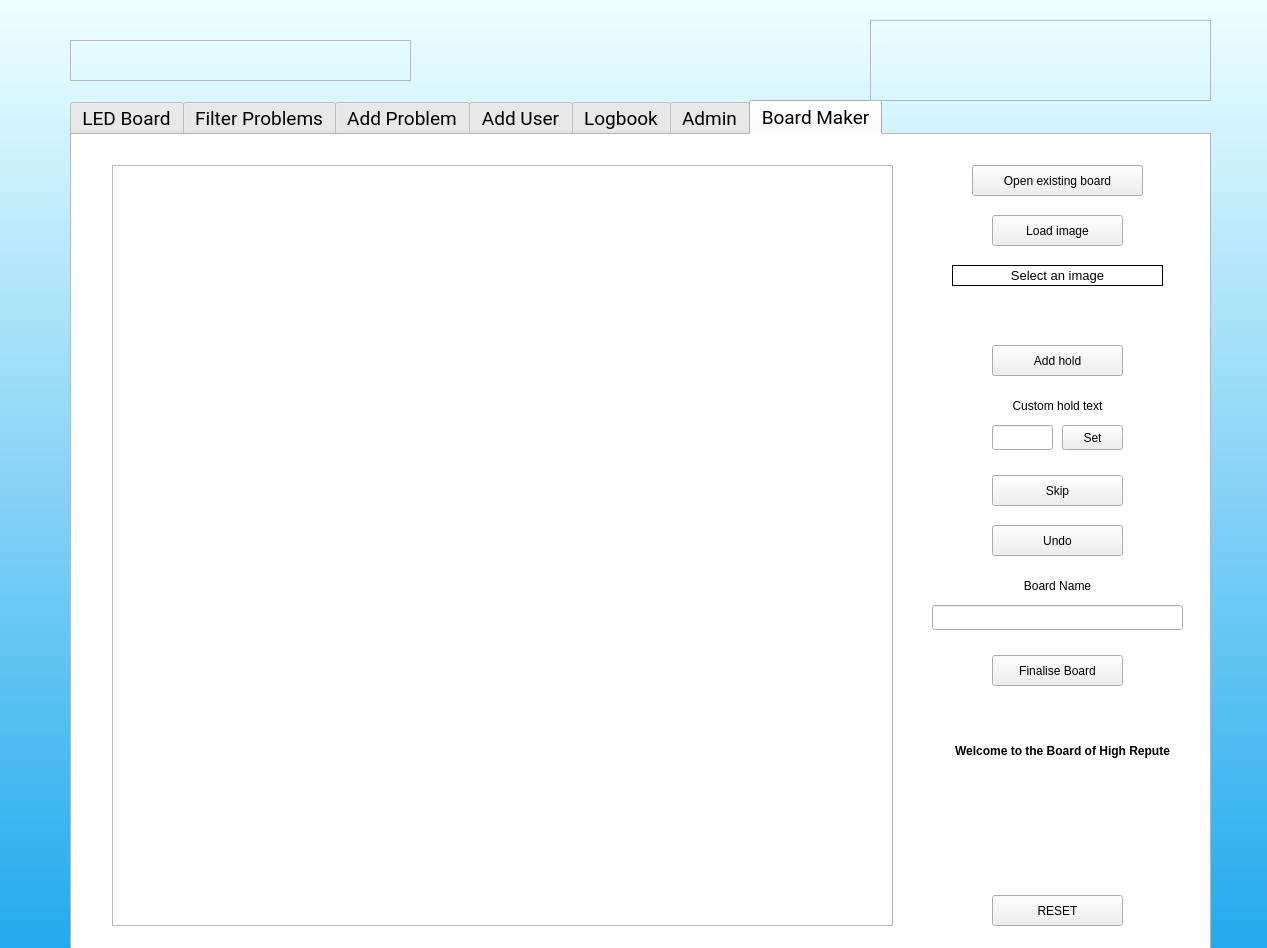
This is DiscoBoard.ui in highrepute/LEDBoard as Qt 5 draws it before an edit. The edited form follows.
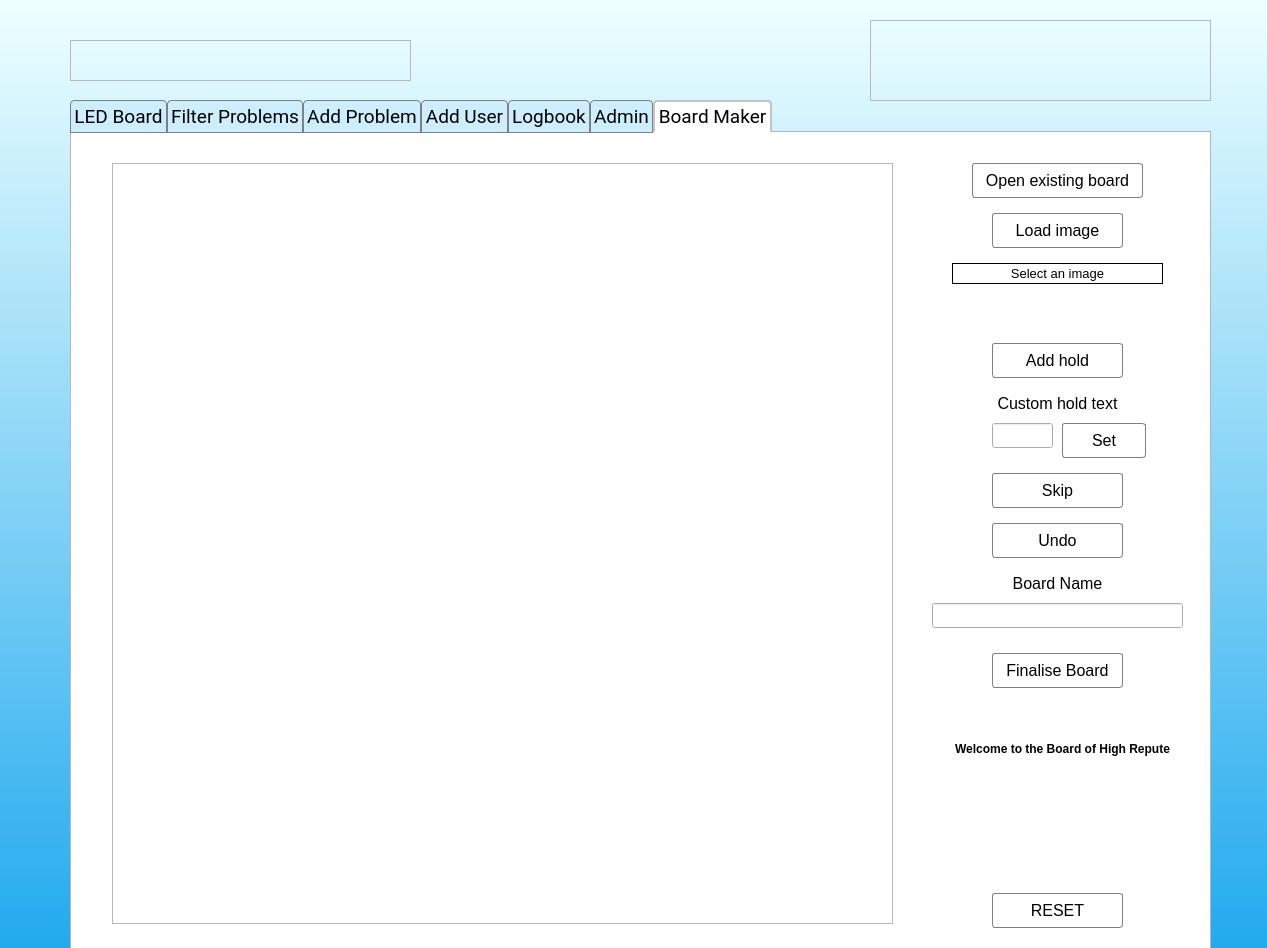
This is the edited form. The open tabs and pages were chosen to show the change.

```diff
--- a/DiscoBoard.ui
+++ b/DiscoBoard.ui
@@ -27,10 +27,108 @@
 }
 
 #tabWidget {
-border: 3px solid gray;
+border: 3px solid #C4C4C3;
 background: white;
 	font: 14pt &quot;Roboto&quot;;
-}</string>
+}
+QTabBar::tab {
+    background: white;
+    border: 2px solid #C4C4C3;
+    border-bottom-color: #fff; /* same as the pane color */
+    border-top-left-radius: 4px;
+    border-top-right-radius: 4px;
+    min-width: 8ex;
+    padding: 3px;
+}
+QTabBar::tab:!selected {
+    background: #cef;
+	border: 0.5px solid gray;
+}
+
+QProgressBar {
+    border: 1px solid grey;
+    border-radius: 5px;
+	text-align: center;
+}
+
+QProgressBar::chunk {
+    background-color: #8cf;
+    width: 20px;
+}
+
+QTableView {
+    background-color: qlineargradient(spread:pad, x1:0.102273, y1:0.068, x2:0.392318, y2:0.614, stop:0 #cef, stop:1 #fff);
+}
+
+QHeaderView::section {
+    border: 0px;
+	background-color: #cef;
+}
+
+QTextEdit, QListView {
+    background-color: qlineargradient(spread:pad, x1:0.102273, y1:0.068, x2:0.392318, y2:0.614, stop:0 #cef, stop:1 #fff);
+}
+
+QScrollBar:vertical {
+    border: 1px solid grey;
+    background: #fff;
+    width: 15px;
+    margin: 0px 0 0px 0;
+}
+QScrollBar::handle:vertical {
+	border: 1px solid grey;
+    background: #cef;
+    min-height: 00px;
+}
+QScrollBar::add-line:vertical {
+    border: none;
+    background: none;
+    height: 0px;
+    subcontrol-position: bottom;
+    subcontrol-origin: margin;
+}
+
+QScrollBar::sub-line:vertical {
+    border: none;
+    background: none;
+    height: 0px;
+    subcontrol-position: top;
+    subcontrol-origin: margin;
+}
+
+QScrollBar::up-arrow:vertical, QScrollBar::down-arrow:vertical {
+     border: none;
+     color: none;
+     background: none;
+ }
+
+QPushButton {
+    border: 1px solid grey;
+    border-radius: 3px;
+    background-color: qlineargradient(x1: 0, y1: 0, x2: 0, y2: 1,
+                                      stop: 0 #cef, stop: 1 #fff);
+    min-width: 31px;
+	min-height: 31px;
+}
+
+QPushButton:pressed {
+    background-color: qlineargradient(x1: 0, y1: 0, x2: 0, y2: 1,
+                                      stop: 0 #7cf, stop: 1 #cef);
+}
+
+QPushButton:hover:!pressed
+{
+	background-color: qlineargradient(x1: 0, y1: 0, x2: 0, y2: 1,
+                                      stop: 0 #fff, stop: 1 #cef);
+}
+
+/*QPushButton:flat {
+    border: none; /* no border for a flat push button */
+/*}
+
+QPushButton:default {
+    border-color: navy; /* make the default button prominent */
+/*}*/</string>
   </property>
   <widget class="QTabWidget" name="tabWidget">
    <property name="enabled">
@@ -1913,9 +2011,14 @@
        <x>920</x>
        <y>80</y>
        <width>131</width>
-       <height>31</height>
+       <height>35</height>
       </rect>
      </property>
+     <property name="font">
+      <font>
+       <pointsize>12</pointsize>
+      </font>
+     </property>
      <property name="toolTip">
       <string>Select the image to show in the background</string>
      </property>
@@ -1929,9 +2032,14 @@
        <x>920</x>
        <y>210</y>
        <width>131</width>
-       <height>31</height>
+       <height>35</height>
       </rect>
      </property>
+     <property name="font">
+      <font>
+       <pointsize>12</pointsize>
+      </font>
+     </property>
      <property name="toolTip">
       <string>Create a new hold button, drag the hold to move it</string>
      </property>
@@ -1967,9 +2075,14 @@
        <x>920</x>
        <y>520</y>
        <width>131</width>
-       <height>31</height>
+       <height>35</height>
       </rect>
      </property>
+     <property name="font">
+      <font>
+       <pointsize>12</pointsize>
+      </font>
+     </property>
      <property name="toolTip">
       <string>Saves the board - board can be reloaded</string>
      </property>
@@ -1986,6 +2099,11 @@
        <height>25</height>
       </rect>
      </property>
+     <property name="font">
+      <font>
+       <pointsize>12</pointsize>
+      </font>
+     </property>
      <property name="toolTip">
       <string>Enter the name to save this board - will overwrite existing board of same name</string>
      </property>
@@ -1996,9 +2114,14 @@
        <x>920</x>
        <y>390</y>
        <width>131</width>
-       <height>31</height>
+       <height>35</height>
       </rect>
      </property>
+     <property name="font">
+      <font>
+       <pointsize>12</pointsize>
+      </font>
+     </property>
      <property name="toolTip">
       <string>Remove the last added hold</string>
      </property>
@@ -2012,9 +2135,14 @@
        <x>920</x>
        <y>340</y>
        <width>131</width>
-       <height>31</height>
+       <height>35</height>
       </rect>
      </property>
+     <property name="font">
+      <font>
+       <pointsize>12</pointsize>
+      </font>
+     </property>
      <property name="toolTip">
       <string>Skip a number - i.e. if the LED is not used</string>
      </property>
@@ -2080,9 +2208,14 @@
        <x>920</x>
        <y>760</y>
        <width>131</width>
-       <height>31</height>
+       <height>35</height>
       </rect>
      </property>
+     <property name="font">
+      <font>
+       <pointsize>12</pointsize>
+      </font>
+     </property>
      <property name="toolTip">
       <string>Reset the software to show the created board</string>
      </property>
@@ -2099,6 +2232,11 @@
        <height>21</height>
       </rect>
      </property>
+     <property name="font">
+      <font>
+       <pointsize>12</pointsize>
+      </font>
+     </property>
      <property name="text">
       <string>Board Name</string>
      </property>
@@ -2112,9 +2250,14 @@
        <x>900</x>
        <y>30</y>
        <width>171</width>
-       <height>31</height>
+       <height>35</height>
       </rect>
      </property>
+     <property name="font">
+      <font>
+       <pointsize>12</pointsize>
+      </font>
+     </property>
      <property name="toolTip">
       <string>Load and edit an existing board (.brd)</string>
      </property>
@@ -2144,6 +2287,11 @@
        <height>21</height>
       </rect>
      </property>
+     <property name="font">
+      <font>
+       <pointsize>12</pointsize>
+      </font>
+     </property>
      <property name="text">
       <string>Custom hold text</string>
      </property>
@@ -2156,10 +2304,15 @@
       <rect>
        <x>990</x>
        <y>290</y>
-       <width>61</width>
-       <height>25</height>
+       <width>84</width>
+       <height>35</height>
       </rect>
      </property>
+     <property name="font">
+      <font>
+       <pointsize>12</pointsize>
+      </font>
+     </property>
      <property name="toolTip">
       <string>Set the button text to the custom hold text</string>
      </property>
```
Left out of the diff: 321 changed lines with no effect on the pictures.
